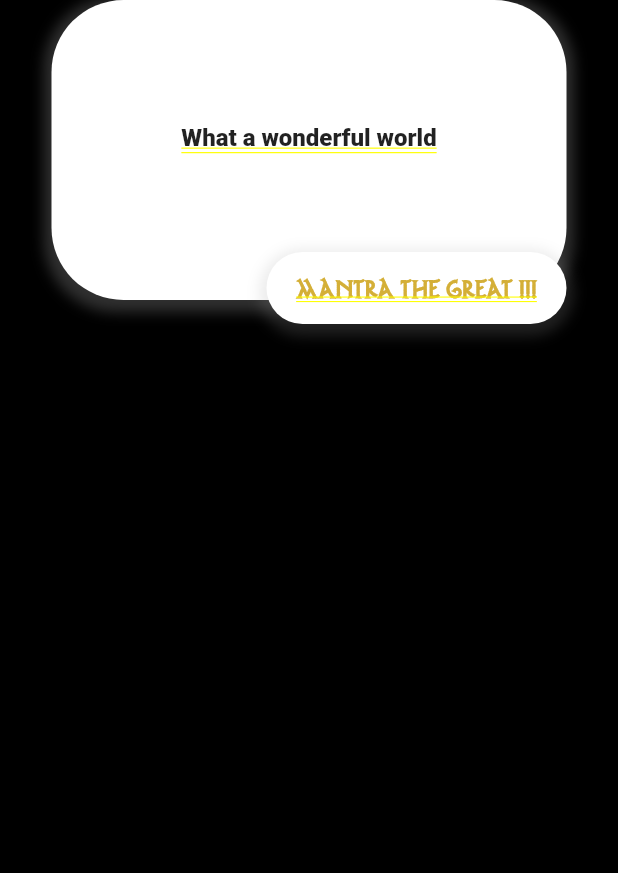
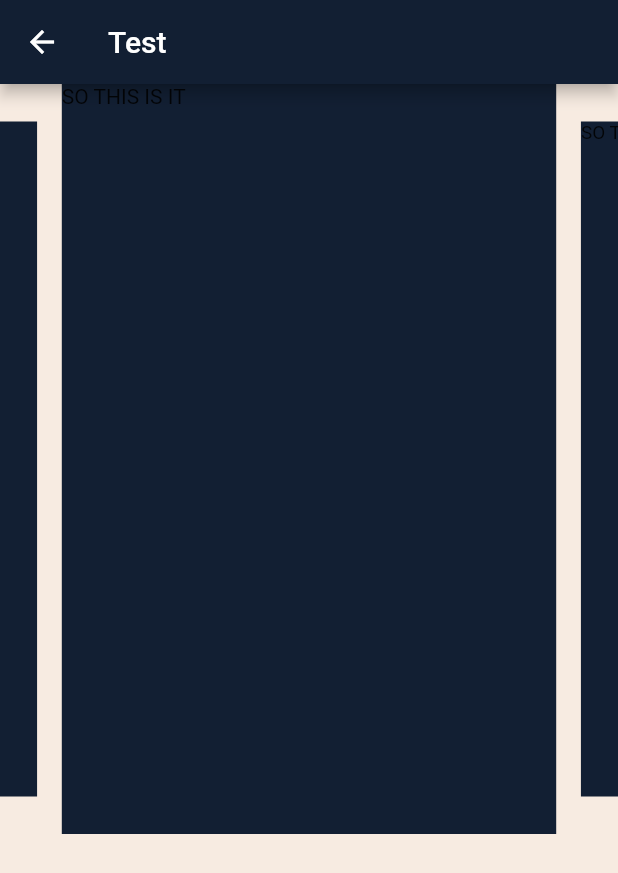
Before and after one commit to NoderCoder/SuperStoic, a Flutter app: the StoicExercises screen opened by its route, on a phone screen of 412 x 824 dp. Shown: the top 873 px of the screen. Run offline on Flutter 3.47's test engine with Material 2 defaults, Android fonts, the light colour scheme and no system bars; drawn by our look-alikes of card_swiper; our stand-ins replace animated_text_kit, firebase_auth, firebase_core, font_awesome_flutter, google_sign_in; accounts and stored records are empty; Roboto replaces fonts that are missing (Spartan MB).

Commit message:
Package implemented

```diff
--- a/lib/screens/Exercises/stoicexercises.dart
+++ b/lib/screens/Exercises/stoicexercises.dart
@@ -6,6 +6,7 @@ import 'package:flutter/painting.dart';
 import 'package:flutter/widgets.dart';
 import 'package:stoicmonk/utilities/constants.dart';
 import 'package:stoicmonk/utilities/quotesbank.dart';
+import 'package:card_swiper/card_swiper.dart';
 
 class StoicExercises extends StatefulWidget {
   static String id = "StoicExercises";
@@ -15,17 +16,51 @@ class StoicExercises extends StatefulWidget {
 
 class _StoicExercisesState extends State<StoicExercises> {
   @override
+
   Widget build(BuildContext context) {
-    return Container(
-      color: Colors.black,
-      child: Column(
-        children: [
+    return Scaffold(
+      appBar: AppBar(
+        title: Text("Test"),
+      ),
+      body: Container(
+        height: 500,
 
-          Center(
-            child: QuoteAuthorStackedDisplayCard(author: "mantra the great !!!",quote: "What a wonderful world",quoteBoxHeight: 200,),
-          ),
-        ],
-      ),
+        child: Swiper(
+          itemBuilder: (BuildContext context, int index) {
+            return Container(
+              height: 340,
+              color: kPrimaryColor,
+              child: SizedBox(
+                height: 300,
+                child: Text("SO THIS IS IT "),
+              ),
+            );
+          },
+          itemCount: 10,
+          viewportFraction: 0.8,
+          scale: 0.9,
+        ),
+      )
     );
   }
 }
+
+
+
+
+
+
+
+// Widget build(BuildContext context) {
+  //   return Container(
+  //     color: Colors.black,
+  //     child: Column(
+  //       children: [
+  //
+  //         Center(
+  //           child: QuoteAuthorStackedDisplayCard(author: "mantra the great !!!",quote: "What a wonderful world",quoteBoxHeight: 200,),
+  //         ),
+  //       ],
+  //     ),
+  //   );
+  // }
```
